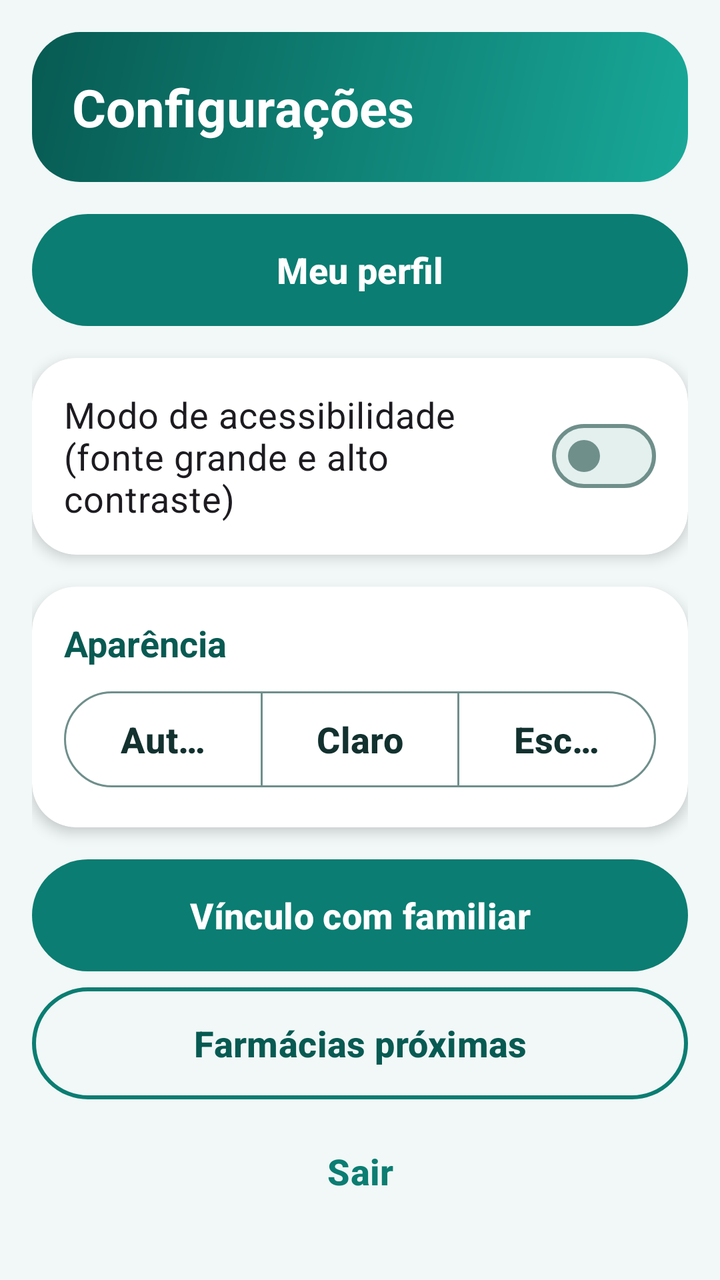
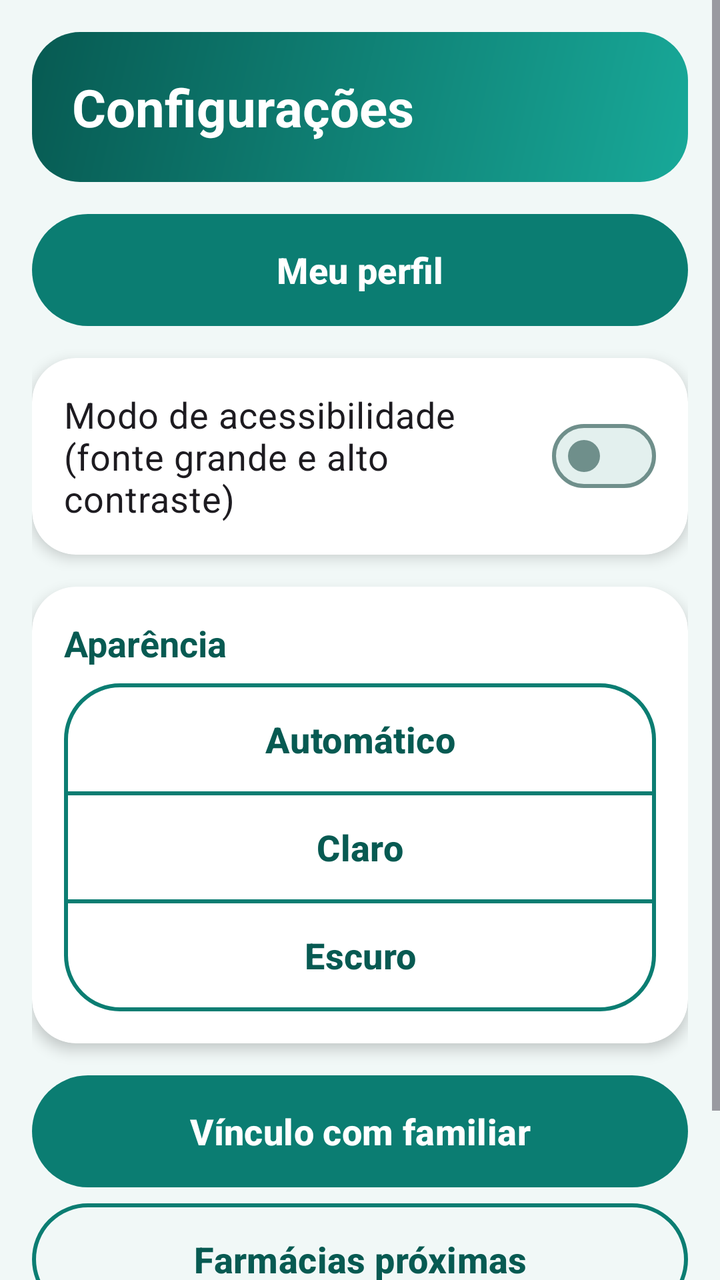

An Android layout rendered at two revisions. The XML below is the earlier revision; the diff shows what the commit changed to produce the second picture.
<!-- AndroidManifest.xml: application theme Theme.RemedioCerto -->
<!-- res/layout/fragment_configuracoes.xml -->
<?xml version="1.0" encoding="utf-8"?>
<ScrollView xmlns:android="http://schemas.android.com/apk/res/android"
    xmlns:app="http://schemas.android.com/apk/res-auto"
    android:layout_width="match_parent"
    android:layout_height="match_parent">

    <LinearLayout
        android:layout_width="match_parent"
        android:layout_height="wrap_content"
        android:orientation="vertical"
        android:padding="@dimen/margem">

        <TextView
            android:id="@+id/tvTitulo"
            style="@style/Estilo.Titulo"
            android:layout_width="match_parent"
            android:layout_height="wrap_content"
            android:text="@string/config_titulo" />

        <com.google.android.material.button.MaterialButton
            android:id="@+id/btnPerfil"
            android:layout_width="match_parent"
            android:layout_height="@dimen/altura_botao"
            android:layout_marginTop="@dimen/margem"
            android:text="@string/config_perfil" />

        <com.google.android.material.card.MaterialCardView
            android:layout_width="match_parent"
            android:layout_height="wrap_content"
            android:layout_marginTop="@dimen/margem">

            <com.google.android.material.materialswitch.MaterialSwitch
                android:id="@+id/switchAcessibilidade"
                android:layout_width="match_parent"
                android:layout_height="wrap_content"
                android:minHeight="@dimen/altura_botao"
                android:padding="@dimen/margem"
                android:text="@string/config_acessibilidade"
                android:textSize="@dimen/texto_corpo" />
        </com.google.android.material.card.MaterialCardView>

        <com.google.android.material.card.MaterialCardView
            android:layout_width="match_parent"
            android:layout_height="wrap_content"
            android:layout_marginTop="@dimen/margem">

            <LinearLayout
                android:layout_width="match_parent"
                android:layout_height="wrap_content"
                android:orientation="vertical"
                android:padding="@dimen/margem">

                <TextView
                    style="@style/Estilo.Secao"
                    android:layout_width="match_parent"
                    android:layout_height="wrap_content"
                    android:text="@string/config_tema" />

                <com.google.android.material.button.MaterialButtonToggleGroup
                    android:id="@+id/toggleTema"
                    android:layout_width="match_parent"
                    android:layout_height="wrap_content"
                    android:layout_marginTop="8dp"
                    app:selectionRequired="true"
                    app:singleSelection="true">

                    <com.google.android.material.button.MaterialButton
                        android:id="@+id/btnTemaAutomatico"
                        style="@style/Widget.Material3.Button.OutlinedButton"
                        android:layout_width="0dp"
                        android:layout_height="@dimen/altura_botao"
                        android:layout_weight="1"
                        android:text="@string/tema_automatico"
                        android:textSize="@dimen/texto_corpo" />

                    <com.google.android.material.button.MaterialButton
                        android:id="@+id/btnTemaClaro"
                        style="@style/Widget.Material3.Button.OutlinedButton"
                        android:layout_width="0dp"
                        android:layout_height="@dimen/altura_botao"
                        android:layout_weight="1"
                        android:text="@string/tema_claro"
                        android:textSize="@dimen/texto_corpo" />

                    <com.google.android.material.button.MaterialButton
                        android:id="@+id/btnTemaEscuro"
                        style="@style/Widget.Material3.Button.OutlinedButton"
                        android:layout_width="0dp"
                        android:layout_height="@dimen/altura_botao"
                        android:layout_weight="1"
                        android:text="@string/tema_escuro"
                        android:textSize="@dimen/texto_corpo" />
                </com.google.android.material.button.MaterialButtonToggleGroup>
            </LinearLayout>
        </com.google.android.material.card.MaterialCardView>

        <com.google.android.material.button.MaterialButton
            android:id="@+id/btnVinculo"
            android:layout_width="match_parent"
            android:layout_height="@dimen/altura_botao"
            android:layout_marginTop="@dimen/margem"
            android:text="@string/config_vinculo" />

        <com.google.android.material.button.MaterialButton
            android:id="@+id/btnFarmacias"
            style="@style/Widget.RemedioCerto.Button.Outlined"
            android:layout_width="match_parent"
            android:layout_height="@dimen/altura_botao"
            android:layout_marginTop="8dp"
            android:text="@string/config_farmacias" />

        <com.google.android.material.button.MaterialButton
            android:id="@+id/btnSair"
            style="@style/Widget.RemedioCerto.Button.Texto"
            android:layout_width="match_parent"
            android:layout_height="@dimen/altura_botao"
            android:layout_marginTop="8dp"
            android:text="@string/config_sair" />
    </LinearLayout>
</ScrollView>
<!-- resources referenced by this layout -->
<resources>
  <dimen name="altura_botao">56dp</dimen>
  <dimen name="margem">16dp</dimen>
  <dimen name="texto_corpo">18sp</dimen>
  <string name="config_acessibilidade">Modo de acessibilidade (fonte grande e alto contraste)</string>
  <string name="config_farmacias">Farmácias próximas</string>
  <string name="config_perfil">Meu perfil</string>
  <string name="config_sair">Sair</string>
  <string name="config_tema">Aparência</string>
  <string name="config_titulo">Configurações</string>
  <string name="config_vinculo">Vínculo com familiar</string>
  <string name="tema_automatico">Automático</string>
  <string name="tema_claro">Claro</string>
  <string name="tema_escuro">Escuro</string>
  <style name="Widget.RemedioCerto.Button.Outlined" parent="Widget.Material3.Button.OutlinedButton">
          <item name="android:textSize">18sp</item>
          <item name="android:textStyle">bold</item>
          <item name="android:textAllCaps">false</item>
          <item name="android:insetTop">0dp</item>
          <item name="android:insetBottom">0dp</item>
          <item name="android:textColor">@color/rc_primaria_escura</item>
          <item name="cornerRadius">28dp</item>
          <item name="strokeColor">@color/rc_primaria</item>
          <item name="strokeWidth">2dp</item>
      </style>
  <style name="Widget.RemedioCerto.Button.Texto" parent="Widget.Material3.Button.TextButton">
          <item name="android:textSize">18sp</item>
          <item name="android:textStyle">bold</item>
          <item name="android:textAllCaps">false</item>
          <item name="android:insetTop">0dp</item>
          <item name="android:insetBottom">0dp</item>
          <item name="cornerRadius">28dp</item>
      </style>
  <color name="rc_primaria_escura">#075A52</color>
  <color name="white">#FFFFFFFF</color>
  <color name="rc_primaria">#0B7D72</color>
  <color name="rc_sobre_primaria">#FFFFFF</color>
  <color name="rc_primaria_clara">#D4F1EC</color>
  <color name="rc_coral">#E8553A</color>
  <color name="rc_amarelo">#FFC93C</color>
  <color name="rc_fundo">#F1F8F7</color>
  <color name="rc_superficie">#FFFFFF</color>
  <color name="rc_superficie_alta">#E3F0EE</color>
  <color name="rc_texto">#12312F</color>
  <color name="rc_texto_suave">#4D6B68</color>
  <color name="rc_contorno_forte">#6F8F8B</color>
  <color name="rc_contorno">#C9E2DE</color>
  <style name="Forma.Pequena" parent="ShapeAppearance.Material3.SmallComponent">
          <item name="cornerFamily">rounded</item>
          <item name="cornerSize">14dp</item>
      </style>
  <style name="Forma.Media" parent="ShapeAppearance.Material3.MediumComponent">
          <item name="cornerFamily">rounded</item>
          <item name="cornerSize">22dp</item>
      </style>
  <style name="Forma.Grande" parent="ShapeAppearance.Material3.LargeComponent">
          <item name="cornerFamily">rounded</item>
          <item name="cornerSize">28dp</item>
      </style>
  <style name="Widget.RemedioCerto.Button" parent="Widget.Material3.Button">
          <item name="android:textSize">18sp</item>
          <item name="android:textStyle">bold</item>
          <item name="android:textAllCaps">false</item>
          <item name="android:insetTop">0dp</item>
          <item name="android:insetBottom">0dp</item>
          <item name="cornerRadius">28dp</item>
      </style>
  <color name="rc_gradiente_fim">#18A999</color>
  <color name="rc_gradiente_inicio">#075A52</color>
  <style name="Texto.Aba" parent="TextAppearance.Material3.LabelMedium">
          <item name="android:textSize">13sp</item>
          <item name="android:textStyle">bold</item>
      </style>
  <!-- unchanged entries left out for length: 6 -->
</resources>

<!-- the commit's change to res/layout/fragment_configuracoes.xml (unified diff, before → after) -->
@@ -20,7 +20,8 @@
         <com.google.android.material.button.MaterialButton
             android:id="@+id/btnPerfil"
             android:layout_width="match_parent"
-            android:layout_height="@dimen/altura_botao"
+            android:layout_height="wrap_content"
+            android:minHeight="@dimen/altura_botao"
             android:layout_marginTop="@dimen/margem"
             android:text="@string/config_perfil" />
 
@@ -62,34 +63,32 @@
                     android:layout_height="wrap_content"
                     android:layout_marginTop="8dp"
                     app:selectionRequired="true"
+                    android:orientation="vertical"
                     app:singleSelection="true">
 
                     <com.google.android.material.button.MaterialButton
                         android:id="@+id/btnTemaAutomatico"
-                        style="@style/Widget.Material3.Button.OutlinedButton"
-                        android:layout_width="0dp"
-                        android:layout_height="@dimen/altura_botao"
-                        android:layout_weight="1"
-                        android:text="@string/tema_automatico"
-                        android:textSize="@dimen/texto_corpo" />
+                        style="?attr/materialButtonOutlinedStyle"
+                        android:layout_width="match_parent"
+                        android:layout_height="wrap_content"
+                        android:minHeight="@dimen/altura_botao"
+                        android:text="@string/tema_automatico" />
 
                     <com.google.android.material.button.MaterialButton
                         android:id="@+id/btnTemaClaro"
-                        style="@style/Widget.Material3.Button.OutlinedButton"
-                        android:layout_width="0dp"
-                        android:layout_height="@dimen/altura_botao"
-                        android:layout_weight="1"
-                        android:text="@string/tema_claro"
-                        android:textSize="@dimen/texto_corpo" />
+                        style="?attr/materialButtonOutlinedStyle"
+                        android:layout_width="match_parent"
+                        android:layout_height="wrap_content"
+                        android:minHeight="@dimen/altura_botao"
+                        android:text="@string/tema_claro" />
 
                     <com.google.android.material.button.MaterialButton
                         android:id="@+id/btnTemaEscuro"
-                        style="@style/Widget.Material3.Button.OutlinedButton"
-                        android:layout_width="0dp"
-                        android:layout_height="@dimen/altura_botao"
-                        android:layout_weight="1"
-                        android:text="@string/tema_escuro"
-                        android:textSize="@dimen/texto_corpo" />
+                        style="?attr/materialButtonOutlinedStyle"
+                        android:layout_width="match_parent"
+                        android:layout_height="wrap_content"
+                        android:minHeight="@dimen/altura_botao"
+                        android:text="@string/tema_escuro" />
                 </com.google.android.material.button.MaterialButtonToggleGroup>
             </LinearLayout>
         </com.google.android.material.card.MaterialCardView>
@@ -97,7 +96,8 @@
         <com.google.android.material.button.MaterialButton
             android:id="@+id/btnVinculo"
             android:layout_width="match_parent"
-            android:layout_height="@dimen/altura_botao"
+            android:layout_height="wrap_content"
+            android:minHeight="@dimen/altura_botao"
             android:layout_marginTop="@dimen/margem"
             android:text="@string/config_vinculo" />
 
@@ -105,7 +105,8 @@
             android:id="@+id/btnFarmacias"
             style="@style/Widget.RemedioCerto.Button.Outlined"
             android:layout_width="match_parent"
-            android:layout_height="@dimen/altura_botao"
+            android:layout_height="wrap_content"
+            android:minHeight="@dimen/altura_botao"
             android:layout_marginTop="8dp"
             android:text="@string/config_farmacias" />
 
@@ -113,7 +114,8 @@
             android:id="@+id/btnSair"
             style="@style/Widget.RemedioCerto.Button.Texto"
             android:layout_width="match_parent"
-            android:layout_height="@dimen/altura_botao"
+            android:layout_height="wrap_content"
+            android:minHeight="@dimen/altura_botao"
             android:layout_marginTop="8dp"
             android:text="@string/config_sair" />
     </LinearLayout>
<!-- resource entries referenced after the edit -->
@@ -17,6 +17,8 @@
           <item name="android:textSize">18sp</item>
           <item name="android:textStyle">bold</item>
           <item name="android:textAllCaps">false</item>
+          <item name="android:maxLines">4</item>
+          <item name="android:ellipsize">none</item>
           <item name="android:insetTop">0dp</item>
           <item name="android:insetBottom">0dp</item>
           <item name="android:textColor">@color/rc_primaria_escura</item>
@@ -28,6 +30,8 @@
           <item name="android:textSize">18sp</item>
           <item name="android:textStyle">bold</item>
           <item name="android:textAllCaps">false</item>
+          <item name="android:maxLines">4</item>
+          <item name="android:ellipsize">none</item>
           <item name="android:insetTop">0dp</item>
           <item name="android:insetBottom">0dp</item>
           <item name="cornerRadius">28dp</item>
@@ -62,6 +66,8 @@
           <item name="android:textSize">18sp</item>
           <item name="android:textStyle">bold</item>
           <item name="android:textAllCaps">false</item>
+          <item name="android:maxLines">4</item>
+          <item name="android:ellipsize">none</item>
           <item name="android:insetTop">0dp</item>
           <item name="android:insetBottom">0dp</item>
           <item name="cornerRadius">28dp</item>
